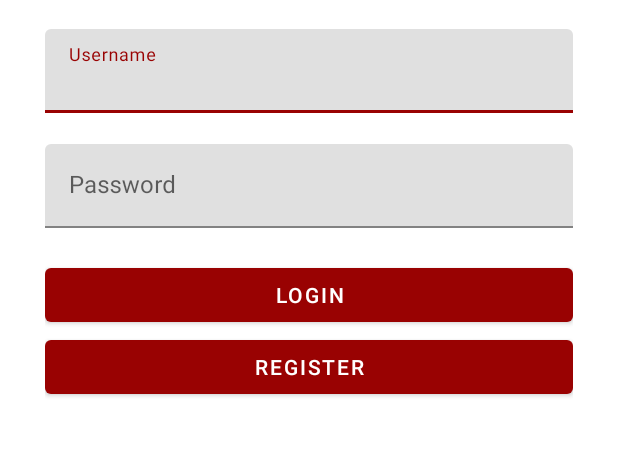
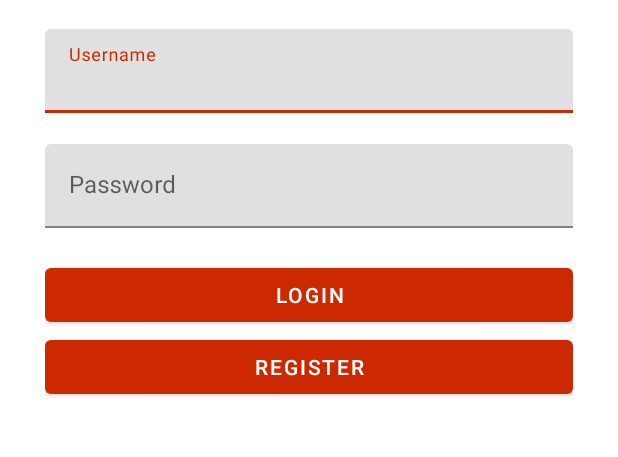
Before and after one commit to LucasTruce/pizza-guide-mobileapp, an Android app: the screen it shows after launch (MainActivity), on a phone screen of 412 x 824 dp, the part 144-601 px from its top. Run offline under Robolectric (Android 15) with nearby library versions, the phone set to English and light mode, and no system bars.

Commit message:
cholera wie co to ale działa

```diff
--- a/app/build.gradle
+++ b/app/build.gradle
@@ -2,6 +2,10 @@ apply plugin: 'com.android.application'
 
 android {
     compileSdkVersion 29
+    compileOptions {
+        sourceCompatibility 1.8
+        targetCompatibility 1.8
+    }
     buildToolsVersion "29.0.2"
     defaultConfig {
         applicationId "com.app.pizza"
--- a/app/src/main/res/values/colors.xml
+++ b/app/src/main/res/values/colors.xml
@@ -1,6 +1,6 @@
 <?xml version="1.0" encoding="utf-8"?>
 <resources>
-    <color name="colorPrimary">#990202</color>
-    <color name="colorPrimaryDark">#000000</color>
-    <color name="colorAccent">#D81B60</color>
+    <color name="colorPrimary">#cc2900</color>
+    <color name="colorPrimaryDark">#cc2900</color>
+    <color name="colorAccent">#f2f2f2</color>
 </resources>
```
